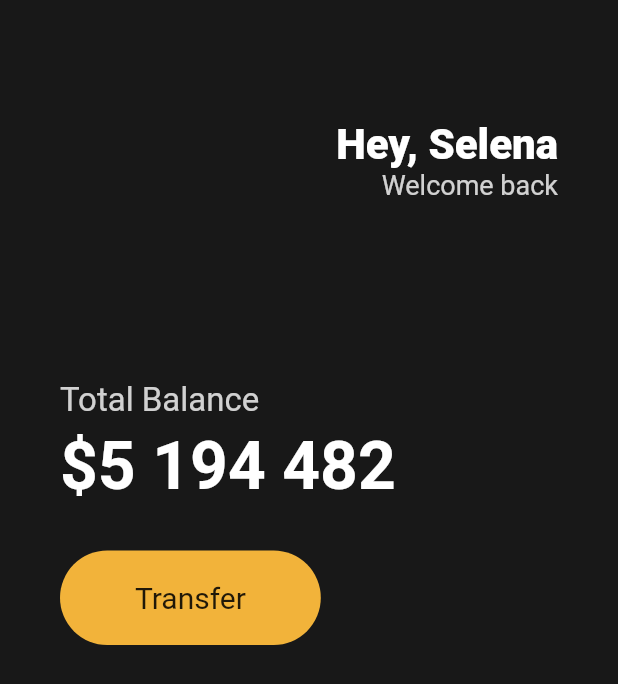
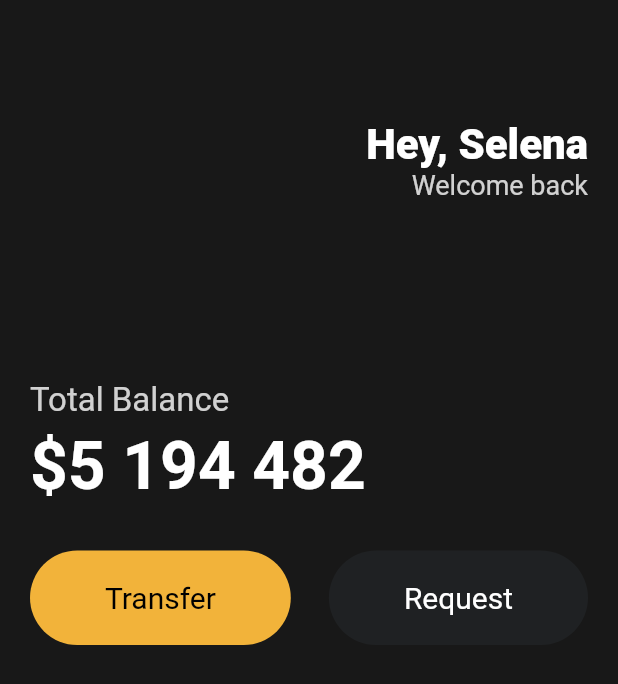
Before and after one commit to Alpaca92/toonflix, a Flutter app: the screen it shows after launch, on a phone screen of 412 x 824 dp. Shown: the top 684 px of the screen. Run offline on Flutter 3.47's test engine with Material 2 defaults, Android fonts, the phone set to English and light mode, and no system bars.

Commit message:
flutter: #3.4

```diff
--- a/lib/main.dart
+++ b/lib/main.dart
@@ -1,4 +1,5 @@
 import 'package:flutter/material.dart';
+import 'package:toonflix/widgets/button.dart';
 
 void main() {
   runApp(const App());
@@ -14,7 +15,7 @@ class App extends StatelessWidget {
         backgroundColor: const Color(0xFF181818),
         body: Padding(
           padding: const EdgeInsets.symmetric(
-            horizontal: 40,
+            horizontal: 20,
           ),
           child: Column(
             crossAxisAlignment: CrossAxisAlignment.start,
@@ -72,26 +73,17 @@ class App extends StatelessWidget {
                 height: 30,
               ),
               Row(
-                children: [
-                  Container(
-                    decoration: BoxDecoration(
-                      color: const Color(0xFFF2B33A),
-                      borderRadius: BorderRadius.circular(
-                        45,
-                      ),
-                    ),
-                    child: const Padding(
-                      padding: EdgeInsets.symmetric(
-                        vertical: 20,
-                        horizontal: 50,
-                      ),
-                      child: Text(
-                        'Transfer',
-                        style: TextStyle(
-                          fontSize: 20,
-                        ),
-                      ),
-                    ),
+                mainAxisAlignment: MainAxisAlignment.spaceBetween,
+                children: const [
+                  Button(
+                    text: 'Transfer',
+                    bgColor: Color(0xFFF2B33A),
+                    textColor: Colors.black,
+                  ),
+                  Button(
+                    text: 'Request',
+                    bgColor: Color(0xFF1F2123),
+                    textColor: Colors.white,
                   ),
                 ],
               ),
--- /dev/null
+++ b/lib/widgets/button.dart
@@ -0,0 +1,38 @@
+import 'package:flutter/material.dart';
+
+class Button extends StatelessWidget {
+  final String text;
+  final Color bgColor;
+  final Color textColor;
+
+  const Button(
+      {super.key,
+      required this.text,
+      required this.bgColor,
+      required this.textColor});
+
+  @override
+  Widget build(BuildContext context) {
+    return Container(
+      decoration: BoxDecoration(
+        color: bgColor,
+        borderRadius: BorderRadius.circular(
+          45,
+        ),
+      ),
+      child: Padding(
+        padding: const EdgeInsets.symmetric(
+          vertical: 20,
+          horizontal: 50,
+        ),
+        child: Text(
+          text,
+          style: TextStyle(
+            fontSize: 20,
+            color: textColor,
+          ),
+        ),
+      ),
+    );
+  }
+}
```
